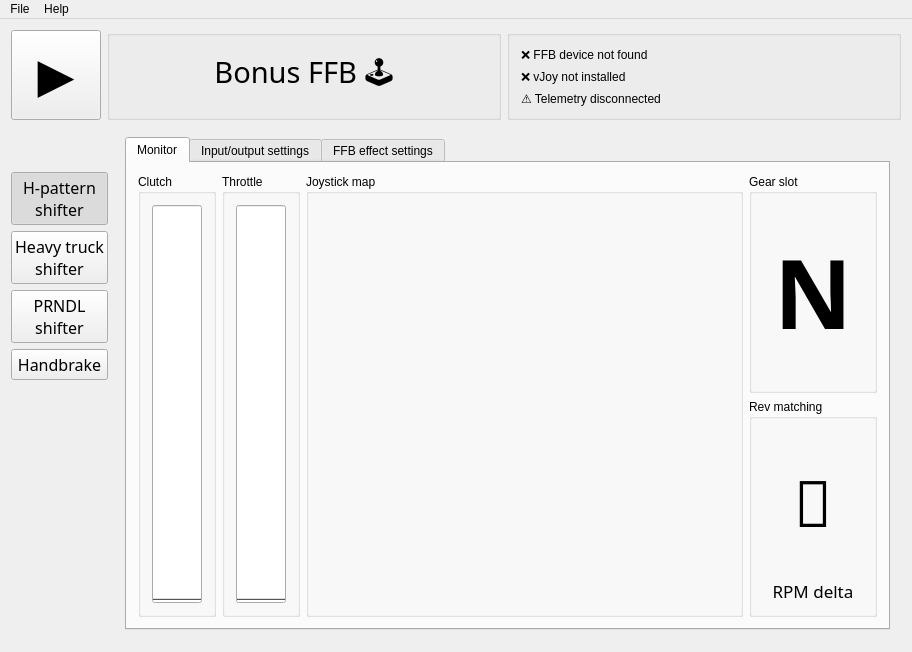
The window that BonusFFB/BonusFFB.ui (kgmonteith/BonusFFB) describes before a commit, drawn with Qt 5.
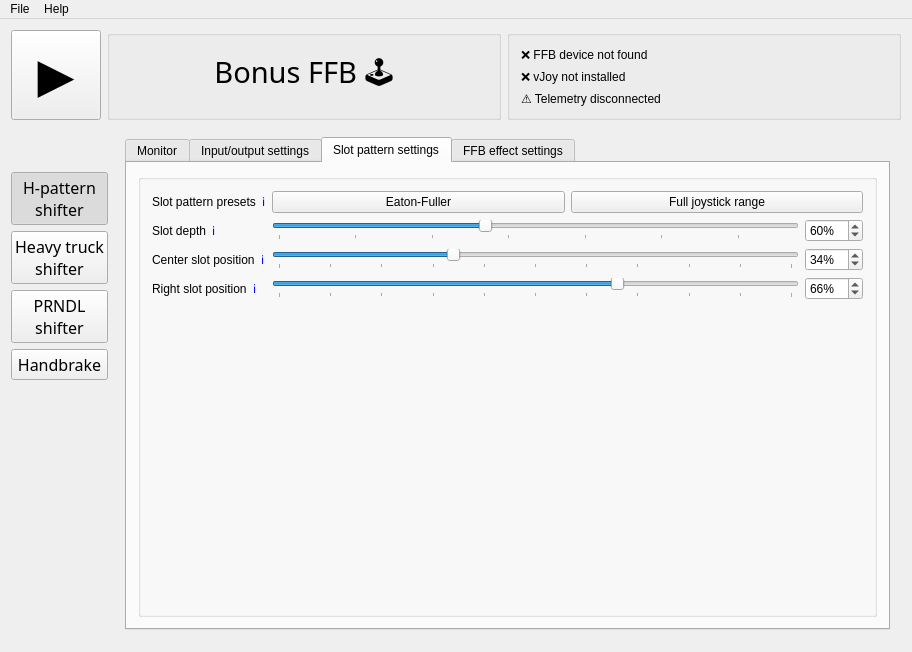
The same window after the commit. Icons and pictures are not drawn.

Patch:
```diff
--- a/BonusFFB/BonusFFB.ui
+++ b/BonusFFB/BonusFFB.ui
@@ -988,7 +988,7 @@
         <item row="1" column="1">
          <widget class="QTabWidget" name="heavytruckTabWidget">
           <property name="currentIndex">
-           <number>0</number>
+           <number>2</number>
           </property>
           <widget class="QWidget" name="tab_8">
            <attribute name="title">
@@ -1581,6 +1581,250 @@
             </item>
            </layout>
           </widget>
+          <widget class="QWidget" name="heavytruck_slotPatternSettingsTab">
+           <attribute name="title">
+            <string>Slot pattern settings</string>
+           </attribute>
+           <layout class="QVBoxLayout" name="verticalLayout_8">
+            <item>
+             <widget class="QGroupBox" name="groupBox_17">
+              <property name="title">
+               <string/>
+              </property>
+              <layout class="QFormLayout" name="formLayout_9">
+               <item row="0" column="0">
+                <layout class="QHBoxLayout" name="horizontalLayout_49">
+                 <item>
+                  <widget class="QLabel" name="label_42">
+                   <property name="text">
+                    <string>Slot pattern presets</string>
+                   </property>
+                  </widget>
+                 </item>
+                 <item>
+                  <widget class="QLabel" name="label_43">
+                   <property name="text">
+                    <string>&lt;a href=&quot;https://kgmonteith.github.io/BonusFFB/hshifter/#idle-in-gear-lock-intensity&quot; style=&quot;text-decoration: none&quot;&gt;ℹ️&lt;/a&gt;</string>
+                   </property>
+                   <property name="openExternalLinks">
+                    <bool>true</bool>
+                   </property>
+                  </widget>
+                 </item>
+                </layout>
+               </item>
+               <item row="0" column="1">
+                <layout class="QHBoxLayout" name="horizontalLayout_25">
+                 <item>
+                  <widget class="QPushButton" name="heavytruck_setPresetEatonFullerButton">
+                   <property name="text">
+                    <string>Eaton-Fuller</string>
+                   </property>
+                  </widget>
+                 </item>
+                 <item>
+                  <widget class="QPushButton" name="heavytruck_setPresetFullRangeButton">
+                   <property name="text">
+                    <string>Full joystick range</string>
+                   </property>
+                  </widget>
+                 </item>
+                </layout>
+               </item>
+               <item row="1" column="0">
+                <layout class="QHBoxLayout" name="horizontalLayout_45">
+                 <item>
+                  <widget class="QLabel" name="label_38">
+                   <property name="text">
+                    <string>Slot depth</string>
+                   </property>
+                  </widget>
+                 </item>
+                 <item>
+                  <widget class="QLabel" name="label_39">
+                   <property name="text">
+                    <string>&lt;a href=&quot;https://kgmonteith.github.io/BonusFFB/hshifter/#idle-in-gear-lock-intensity&quot; style=&quot;text-decoration: none&quot;&gt;ℹ️&lt;/a&gt;</string>
+                   </property>
+                   <property name="openExternalLinks">
+                    <bool>true</bool>
+                   </property>
+                  </widget>
+                 </item>
+                </layout>
+               </item>
+               <item row="1" column="1">
+                <layout class="QHBoxLayout" name="horizontalLayout_46">
+                 <item>
+                  <widget class="QSlider" name="heavytruck_slotDepthSlider">
+                   <property name="minimum">
+                    <number>33</number>
+                   </property>
+                   <property name="maximum">
+                    <number>100</number>
+                   </property>
+                   <property name="value">
+                    <number>60</number>
+                   </property>
+                   <property name="orientation">
+                    <enum>Qt::Orientation::Horizontal</enum>
+                   </property>
+                   <property name="tickPosition">
+                    <enum>QSlider::TickPosition::TicksBelow</enum>
+                   </property>
+                   <property name="tickInterval">
+                    <number>10</number>
+                   </property>
+                  </widget>
+                 </item>
+                 <item>
+                  <widget class="QSpinBox" name="heavytruck_slotDepthSpinbox">
+                   <property name="suffix">
+                    <string>%</string>
+                   </property>
+                   <property name="minimum">
+                    <number>33</number>
+                   </property>
+                   <property name="maximum">
+                    <number>100</number>
+                   </property>
+                   <property name="value">
+                    <number>60</number>
+                   </property>
+                  </widget>
+                 </item>
+                </layout>
+               </item>
+               <item row="2" column="0">
+                <layout class="QHBoxLayout" name="horizontalLayout_47">
+                 <item>
+                  <widget class="QLabel" name="label_40">
+                   <property name="text">
+                    <string>Center slot position</string>
+                   </property>
+                  </widget>
+                 </item>
+                 <item>
+                  <widget class="QLabel" name="label_41">
+                   <property name="text">
+                    <string>&lt;a href=&quot;https://kgmonteith.github.io/BonusFFB/hshifter/#idle-in-gear-lock-intensity&quot; style=&quot;text-decoration: none&quot;&gt;ℹ️&lt;/a&gt;</string>
+                   </property>
+                   <property name="openExternalLinks">
+                    <bool>true</bool>
+                   </property>
+                  </widget>
+                 </item>
+                </layout>
+               </item>
+               <item row="2" column="1">
+                <layout class="QHBoxLayout" name="horizontalLayout_48">
+                 <item>
+                  <widget class="QSlider" name="heavytruck_centerSlotPositionSlider">
+                   <property name="minimum">
+                    <number>0</number>
+                   </property>
+                   <property name="maximum">
+                    <number>100</number>
+                   </property>
+                   <property name="value">
+                    <number>34</number>
+                   </property>
+                   <property name="orientation">
+                    <enum>Qt::Orientation::Horizontal</enum>
+                   </property>
+                   <property name="tickPosition">
+                    <enum>QSlider::TickPosition::TicksBelow</enum>
+                   </property>
+                   <property name="tickInterval">
+                    <number>10</number>
+                   </property>
+                  </widget>
+                 </item>
+                 <item>
+                  <widget class="QSpinBox" name="heavytruck_centerSlotPositionSpinbox">
+                   <property name="suffix">
+                    <string>%</string>
+                   </property>
+                   <property name="minimum">
+                    <number>0</number>
+                   </property>
+                   <property name="maximum">
+                    <number>100</number>
+                   </property>
+                   <property name="value">
+                    <number>34</number>
+                   </property>
+                  </widget>
+                 </item>
+                </layout>
+               </item>
+               <item row="3" column="0">
+                <layout class="QHBoxLayout" name="horizontalLayout_50">
+                 <item>
+                  <widget class="QLabel" name="label_44">
+                   <property name="text">
+                    <string>Right slot position</string>
+                   </property>
+                  </widget>
+                 </item>
+                 <item>
+                  <widget class="QLabel" name="label_45">
+                   <property name="text">
+                    <string>&lt;a href=&quot;https://kgmonteith.github.io/BonusFFB/hshifter/#idle-in-gear-lock-intensity&quot; style=&quot;text-decoration: none&quot;&gt;ℹ️&lt;/a&gt;</string>
+                   </property>
+                   <property name="openExternalLinks">
+                    <bool>true</bool>
+                   </property>
+                  </widget>
+                 </item>
+                </layout>
+               </item>
+               <item row="3" column="1">
+                <layout class="QHBoxLayout" name="horizontalLayout_51">
+                 <item>
+                  <widget class="QSlider" name="heavytruck_rightSlotPositionSlider">
+                   <property name="minimum">
+                    <number>0</number>
+                   </property>
+                   <property name="maximum">
+                    <number>100</number>
+                   </property>
+                   <property name="value">
+                    <number>66</number>
+                   </property>
+                   <property name="orientation">
+                    <enum>Qt::Orientation::Horizontal</enum>
+                   </property>
+                   <property name="tickPosition">
+                    <enum>QSlider::TickPosition::TicksBelow</enum>
+                   </property>
+                   <property name="tickInterval">
+                    <number>10</number>
+                   </property>
+                  </widget>
+                 </item>
+                 <item>
+                  <widget class="QSpinBox" name="heavytruck_rightSlotPositionSpinbox">
+                   <property name="suffix">
+                    <string>%</string>
+                   </property>
+                   <property name="minimum">
+                    <number>0</number>
+                   </property>
+                   <property name="maximum">
+                    <number>100</number>
+                   </property>
+                   <property name="value">
+                    <number>66</number>
+                   </property>
+                  </widget>
+                 </item>
+                </layout>
+               </item>
+              </layout>
+             </widget>
+            </item>
+           </layout>
+          </widget>
           <widget class="QWidget" name="tab_10">
            <attribute name="title">
             <string>FFB effect settings</string>
```
Left out of the diff: 100 changed lines with no effect on the pictures.
